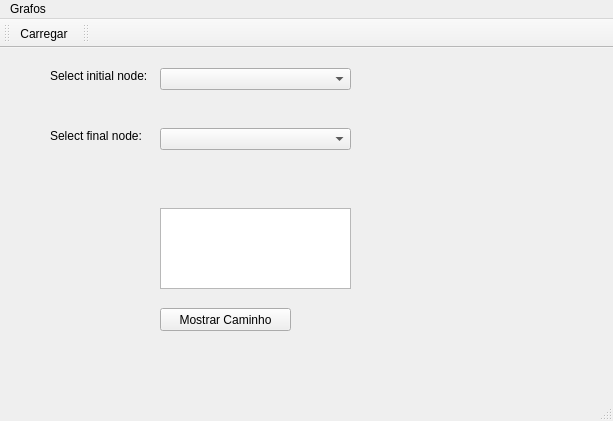
The window that Grafos/mainwindow.ui (gputrick/TrabalhoPAA-Grafos) describes before a commit, drawn with Qt 5.
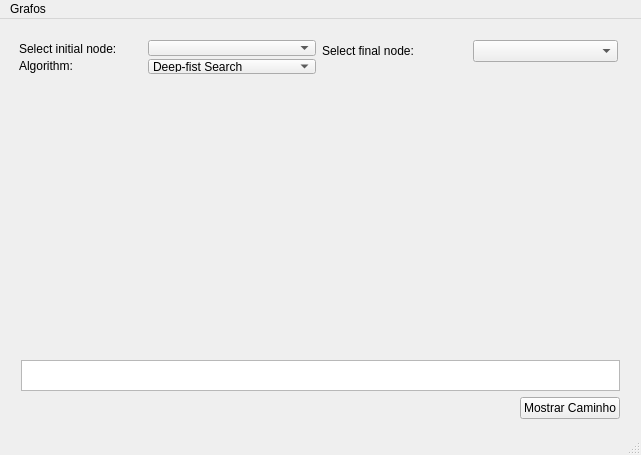
The same window after the commit.

Patch:
```diff
--- a/Grafos/mainwindow.ui
+++ b/Grafos/mainwindow.ui
@@ -6,82 +6,176 @@
    <rect>
     <x>0</x>
     <y>0</y>
-    <width>613</width>
-    <height>421</height>
+    <width>641</width>
+    <height>455</height>
    </rect>
   </property>
   <property name="windowTitle">
    <string>Projeto e Analise de Algoritmos (Ciência da Compuação)</string>
   </property>
   <widget class="QWidget" name="centralWidget">
-   <widget class="QComboBox" name="cbOrigem">
+   <widget class="QWidget" name="">
     <property name="geometry">
      <rect>
-      <x>160</x>
-      <y>20</y>
-      <width>191</width>
-      <height>22</height>
-     </rect>
-    </property>
-   </widget>
-   <widget class="QLabel" name="labelInicial">
-    <property name="geometry">
-     <rect>
-      <x>50</x>
-      <y>20</y>
-      <width>101</width>
-      <height>16</height>
-     </rect>
-    </property>
-    <property name="text">
-     <string>Select initial node:</string>
-    </property>
-   </widget>
-   <widget class="QLabel" name="labelFinal">
-    <property name="geometry">
-     <rect>
-      <x>50</x>
-      <y>80</y>
-      <width>121</width>
-      <height>16</height>
-     </rect>
-    </property>
-    <property name="text">
-     <string>Select final node:</string>
-    </property>
-   </widget>
-   <widget class="QComboBox" name="cbFinal">
-    <property name="geometry">
-     <rect>
-      <x>160</x>
-      <y>80</y>
-      <width>191</width>
-      <height>22</height>
-     </rect>
-    </property>
-   </widget>
-   <widget class="QTextEdit" name="textEdit">
-    <property name="geometry">
-     <rect>
-      <x>160</x>
-      <y>160</y>
-      <width>191</width>
+      <x>10</x>
+      <y>330</y>
+      <width>621</width>
       <height>81</height>
      </rect>
     </property>
+    <layout class="QVBoxLayout" name="verticalLayout">
+     <item>
+      <widget class="QTextEdit" name="textEdit">
+       <property name="undoRedoEnabled">
+        <bool>false</bool>
+       </property>
+       <property name="readOnly">
+        <bool>true</bool>
+       </property>
+      </widget>
+     </item>
+     <item>
+      <layout class="QHBoxLayout" name="horizontalLayout_3">
+       <item>
+        <spacer name="horizontalSpacer">
+         <property name="orientation">
+          <enum>Qt::Horizontal</enum>
+         </property>
+         <property name="sizeHint" stdset="0">
+          <size>
+           <width>40</width>
+           <height>20</height>
+          </size>
+         </property>
+        </spacer>
+       </item>
+       <item>
+        <widget class="QPushButton" name="pushButton">
+         <property name="text">
+          <string>Mostrar Caminho</string>
+         </property>
+        </widget>
+       </item>
+      </layout>
+     </item>
+    </layout>
    </widget>
-   <widget class="QPushButton" name="pushButton">
+   <widget class="QWidget" name="">
     <property name="geometry">
      <rect>
-      <x>160</x>
-      <y>260</y>
-      <width>131</width>
-      <height>23</height>
+      <x>8</x>
+      <y>10</y>
+      <width>621</width>
+      <height>56</height>
      </rect>
     </property>
-    <property name="text">
-     <string>Mostrar Caminho</string>
-    </property>
+    <layout class="QHBoxLayout" name="horizontalLayout_4">
+     <item>
+      <layout class="QHBoxLayout" name="horizontalLayout_2">
+       <item>
+        <layout class="QVBoxLayout" name="verticalLayout_2">
+         <property name="spacing">
+          <number>0</number>
+         </property>
+         <item>
+          <widget class="QLabel" name="labelInicial">
+           <property name="text">
+            <string>Select initial node:</string>
+           </property>
+          </widget>
+         </item>
+         <item>
+          <widget class="QLabel" name="label">
+           <property name="text">
+            <string>Algorithm:</string>
+           </property>
+          </widget>
+         </item>
+        </layout>
+       </item>
+       <item>
+        <layout class="QVBoxLayout" name="verticalLayout_3">
+         <property name="spacing">
+          <number>3</number>
+         </property>
+         <item>
+          <widget class="QComboBox" name="cbOrigem"/>
+         </item>
+         <item>
+          <widget class="QComboBox" name="comboBox">
+           <item>
+            <property name="text">
+             <string>Deep-fist Search</string>
+            </property>
+           </item>
+           <item>
+            <property name="text">
+             <string>Breadth-first Search</string>
+            </property>
+           </item>
+           <item>
+            <property name="text">
+             <string>Topological Sort</string>
+            </property>
+           </item>
+           <item>
+            <property name="text">
+             <string>Dijkstra Algorithm</string>
+            </property>
+           </item>
+           <item>
+            <property name="text">
+             <string>Prim Algorithm</string>
+            </property>
+           </item>
+           <item>
+            <property name="text">
+             <string>Kruskal Algorithm</string>
+            </property>
+           </item>
+           <item>
+            <property name="text">
+             <string>Ford-Fulkerson Algorithm</string>
+            </property>
+           </item>
+          </widget>
+         </item>
+        </layout>
+       </item>
+      </layout>
+     </item>
+     <item>
+      <layout class="QVBoxLayout" name="verticalLayout_4">
+       <item>
+        <layout class="QHBoxLayout" name="horizontalLayout">
+         <item>
+          <widget class="QLabel" name="labelFinal">
+           <property name="text">
+            <string>Select final node:</string>
+           </property>
+          </widget>
+         </item>
+         <item>
+          <widget class="QComboBox" name="cbFinal"/>
+         </item>
+        </layout>
+       </item>
+       <item>
+        <spacer name="verticalSpacer">
+         <property name="orientation">
+          <enum>Qt::Vertical</enum>
+         </property>
+         <property name="sizeHint" stdset="0">
+          <size>
+           <width>20</width>
+           <height>40</height>
+          </size>
+         </property>
+        </spacer>
+       </item>
+      </layout>
+     </item>
+    </layout>
    </widget>
   </widget>
   <widget class="QMenuBar" name="menuBar">
@@ -89,8 +183,8 @@
     <rect>
      <x>0</x>
      <y>0</y>
-     <width>613</width>
-     <height>20</height>
+     <width>641</width>
+     <height>19</height>
     </rect>
    </property>
    <widget class="QMenu" name="menuGrafos">
@@ -101,27 +195,7 @@
    </widget>
    <addaction name="menuGrafos"/>
   </widget>
-  <widget class="QToolBar" name="mainToolBar">
-   <attribute name="toolBarArea">
-    <enum>TopToolBarArea</enum>
-   </attribute>
-   <attribute name="toolBarBreak">
-    <bool>false</bool>
-   </attribute>
-   <addaction name="actionLoad"/>
-  </widget>
   <widget class="QStatusBar" name="statusBar"/>
-  <widget class="QToolBar" name="toolBar">
-   <property name="windowTitle">
-    <string>toolBar</string>
-   </property>
-   <attribute name="toolBarArea">
-    <enum>TopToolBarArea</enum>
-   </attribute>
-   <attribute name="toolBarBreak">
-    <bool>false</bool>
-   </attribute>
-  </widget>
   <action name="actionLoad">
    <property name="text">
     <string>Carregar</string>
```
Left out of the diff: 6 changed lines with no effect on the pictures.
